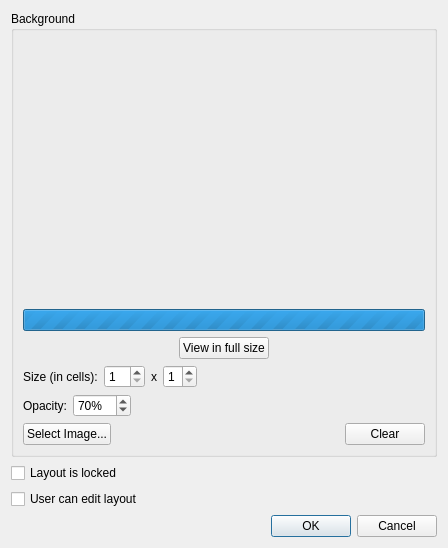
The window that client/src/ui/dialogs/layout_settings_dialog.ui (networkoptix/nx_open) describes before a commit, drawn with Qt 5.
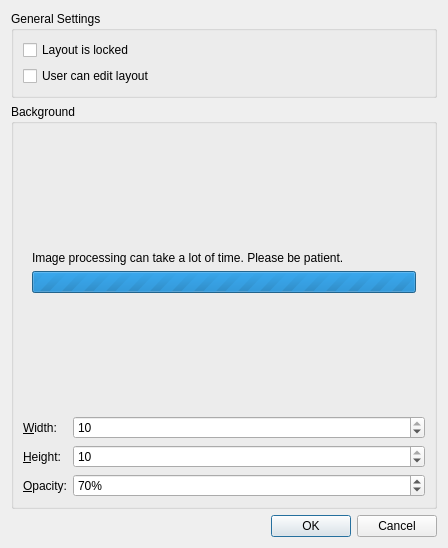
The same window after the commit. The open tabs and pages were chosen to show the change. Icons and pictures are not drawn.

Commit message:
Layout settings dialog improved
<==== Mercurial data ====>
Branch: master

What changed in the file:
```diff
--- a/client/src/ui/dialogs/layout_settings_dialog.ui
+++ b/client/src/ui/dialogs/layout_settings_dialog.ui
@@ -13,16 +13,43 @@
   <property name="windowTitle">
    <string>Dialog</string>
   </property>
+  <layout class="QVBoxLayout" name="verticalLayout_5">
+   <item>
+    <widget class="QGroupBox" name="generalGroupBox">
+     <property name="title">
+      <string>General Settings</string>
+     </property>
   <layout class="QVBoxLayout" name="verticalLayout_2">
-   <property name="sizeConstraint">
-    <enum>QLayout::SetDefaultConstraint</enum>
-   </property>
+      <item>
+       <widget class="QCheckBox" name="lockedCheckBox">
+        <property name="text">
+         <string>Layout is locked</string>
+        </property>
+       </widget>
+      </item>
+      <item>
+       <widget class="QCheckBox" name="userCanEditCheckBox">
+        <property name="text">
+         <string>User can edit layout</string>
+        </property>
+       </widget>
+      </item>
+     </layout>
+    </widget>
+   </item>
    <item>
     <widget class="QGroupBox" name="backgroundGroupBox">
      <property name="title">
       <string>Background</string>
      </property>
-     <layout class="QVBoxLayout" name="verticalLayout">
+     <layout class="QVBoxLayout" name="verticalLayout_4">
+      <item>
+       <widget class="QStackedWidget" name="stackedWidget">
+        <property name="currentIndex">
+         <number>0</number>
+        </property>
+        <widget class="QWidget" name="page">
+         <layout class="QHBoxLayout" name="horizontalLayout" stretch="1,0">
       <item>
        <widget class="QLabel" name="imageLabel">
         <property name="sizePolicy">
@@ -43,41 +70,41 @@
        </widget>
       </item>
       <item>
-       <widget class="QProgressBar" name="progressBar">
-        <property name="maximum">
-         <number>0</number>
-        </property>
-        <property name="value">
-         <number>-1</number>
-        </property>
-        <property name="format">
-         <string/>
-        </property>
-       </widget>
-      </item>
+           <widget class="QFrame" name="verticalFrame">
+            <property name="frameShape">
+             <enum>QFrame::Panel</enum>
+            </property>
+            <property name="frameShadow">
+             <enum>QFrame::Sunken</enum>
+            </property>
+            <property name="lineWidth">
+             <number>1</number>
+            </property>
+            <layout class="QVBoxLayout" name="verticalLayout">
       <item>
-       <layout class="QHBoxLayout" name="horizontalLayout_2">
-        <item>
-         <spacer name="horizontalSpacer_2">
+              <spacer name="verticalSpacer_4">
           <property name="orientation">
-           <enum>Qt::Horizontal</enum>
+                <enum>Qt::Vertical</enum>
           </property>
           <property name="sizeHint" stdset="0">
            <size>
-            <width>40</width>
-            <height>20</height>
+                 <width>20</width>
+                 <height>40</height>
            </size>
           </property>
          </spacer>
         </item>
+             <item>
+              <widget class="QPushButton" name="selectButton">
+               <property name="text">
+                <string>Browse...</string>
+               </property>
+              </widget>
+             </item>
         <item>
          <widget class="QPushButton" name="viewButton">
           <property name="text">
-           <string>View in full size</string>
-          </property>
-          <property name="icon">
-           <iconset>
-            <normaloff>:/skin/item/search.png</normaloff>:/skin/item/search.png</iconset>
+                <string>View...</string>
           </property>
           <property name="iconSize">
            <size>
@@ -88,92 +115,154 @@
          </widget>
         </item>
         <item>
-         <spacer name="horizontalSpacer_3">
+              <widget class="QPushButton" name="clearButton">
+               <property name="text">
+                <string>Clear</string>
+               </property>
+              </widget>
+             </item>
+             <item>
+              <spacer name="verticalSpacer_3">
           <property name="orientation">
-           <enum>Qt::Horizontal</enum>
+                <enum>Qt::Vertical</enum>
           </property>
           <property name="sizeHint" stdset="0">
            <size>
-            <width>40</width>
-            <height>20</height>
+                 <width>20</width>
+                 <height>40</height>
            </size>
           </property>
          </spacer>
         </item>
        </layout>
-      </item>
+           </widget>
+          </item>
+         </layout>
+        </widget>
+        <widget class="QWidget" name="page_2">
+         <layout class="QVBoxLayout" name="verticalLayout_3">
       <item>
-       <layout class="QHBoxLayout" name="horizontalLayout">
+           <spacer name="verticalSpacer_2">
+            <property name="orientation">
+             <enum>Qt::Vertical</enum>
+            </property>
+            <property name="sizeHint" stdset="0">
+             <size>
+              <width>20</width>
+              <height>40</height>
+             </size>
+            </property>
+           </spacer>
+          </item>
         <item>
-         <widget class="QLabel" name="label_2">
+           <widget class="QLabel" name="label">
           <property name="text">
-           <string>Size (in cells):</string>
-          </property>
+             <string>Image processing can take a lot of time. Please be patient.</string>
+            </property>
+            <property name="wordWrap">
+             <bool>true</bool>
+            </property>
          </widget>
         </item>
         <item>
+           <widget class="QProgressBar" name="progressBar">
+            <property name="maximum">
+             <number>0</number>
+            </property>
+            <property name="value">
+             <number>-1</number>
+            </property>
+            <property name="format">
+             <string/>
+            </property>
+           </widget>
+          </item>
+          <item>
+           <spacer name="verticalSpacer">
+            <property name="orientation">
+             <enum>Qt::Vertical</enum>
+            </property>
+            <property name="sizeHint" stdset="0">
+             <size>
+              <width>20</width>
+              <height>40</height>
+             </size>
+            </property>
+           </spacer>
+          </item>
+         </layout>
+        </widget>
+       </widget>
+      </item>
+      <item>
+       <layout class="QFormLayout" name="formLayout">
+        <property name="fieldGrowthPolicy">
+         <enum>QFormLayout::AllNonFixedFieldsGrow</enum>
+        </property>
+        <item row="0" column="0">
+         <widget class="QLabel" name="widthLabel">
+          <property name="text">
+           <string>&amp;Width:</string>
+          </property>
+          <property name="buddy">
+           <cstring>widthSpinBox</cstring>
+          </property>
+         </widget>
+        </item>
+        <item row="0" column="1">
          <widget class="QSpinBox" name="widthSpinBox">
           <property name="minimum">
            <number>1</number>
           </property>
           <property name="maximum">
-           <number>16</number>
+           <number>10</number>
+          </property>
+          <property name="value">
+           <number>10</number>
           </property>
          </widget>
         </item>
-        <item>
-         <widget class="QLabel" name="label_3">
+        <item row="1" column="0">
+         <widget class="QLabel" name="heightLabel">
           <property name="text">
-           <string notr="true">x</string>
+           <string>&amp;Height:</string>
+          </property>
+          <property name="buddy">
+           <cstring>heightSpinBox</cstring>
           </property>
          </widget>
         </item>
-        <item>
+        <item row="1" column="1">
          <widget class="QSpinBox" name="heightSpinBox">
           <property name="minimum">
            <number>1</number>
           </property>
           <property name="maximum">
-           <number>9</number>
+           <number>10</number>
           </property>
-         </widget>
-        </item>
-        <item>
-         <spacer name="horizontalSpacer">
-          <property name="orientation">
-           <enum>Qt::Horizontal</enum>
+          <property name="value">
+           <number>10</number>
           </property>
-          <property name="sizeHint" stdset="0">
-           <size>
-            <width>40</width>
-            <height>20</height>
-           </size>
-          </property>
-         </spacer>
-        </item>
-        <item>
-         <widget class="QLabel" name="estimateLabel">
-          <property name="text">
-           <string/>
-          </property>
          </widget>
         </item>
-       </layout>
-      </item>
-      <item>
-       <layout class="QHBoxLayout" name="horizontalLayout_4">
-        <item>
+        <item row="2" column="0">
          <widget class="QLabel" name="opacityLabel">
           <property name="text">
-           <string>Opacity:</string>
+           <string>&amp;Opacity:</string>
+          </property>
+          <property name="buddy">
+           <cstring>opacitySpinBox</cstring>
           </property>
          </widget>
         </item>
-        <item>
+        <item row="2" column="1">
          <widget class="QSpinBox" name="opacitySpinBox">
           <property name="suffix">
            <string>%</string>
           </property>
+          <property name="minimum">
+           <number>1</number>
+          </property>
           <property name="maximum">
            <number>100</number>
           </property>
@@ -185,67 +274,9 @@
           </property>
          </widget>
         </item>
-        <item>
-         <spacer name="horizontalSpacer_5">
-          <property name="orientation">
-           <enum>Qt::Horizontal</enum>
-          </property>
-          <property name="sizeHint" stdset="0">
-           <size>
-            <width>40</width>
-            <height>20</height>
-           </size>
-          </property>
-         </spacer>
-        </item>
        </layout>
       </item>
-      <item>
-       <layout class="QHBoxLayout" name="horizontalLayout_3">
-        <item>
-         <widget class="QPushButton" name="selectButton">
-          <property name="text">
-           <string>Select Image...</string>
-          </property>
-         </widget>
-        </item>
-        <item>
-         <spacer name="horizontalSpacer_4">
-          <property name="orientation">
-           <enum>Qt::Horizontal</enum>
-          </property>
-          <property name="sizeHint" stdset="0">
-           <size>
-            <width>40</width>
-            <height>20</height>
-           </size>
-          </property>
-         </spacer>
-        </item>
-        <item>
-         <widget class="QPushButton" name="clearButton">
-          <property name="text">
-           <string>Clear</string>
-          </property>
-         </widget>
-        </item>
-       </layout>
-      </item>
-     </layout>
-    </widget>
-   </item>
-   <item>
-    <widget class="QCheckBox" name="lockedCheckBox">
-     <property name="text">
-      <string>Layout is locked</string>
-     </property>
-    </widget>
-   </item>
-   <item>
-    <widget class="QCheckBox" name="userCanEditCheckBox">
-     <property name="text">
-      <string>User can edit layout</string>
-     </property>
+     </layout>
     </widget>
    </item>
    <item>
```
Left out of the diff: 17 changed lines with no effect on the pictures. Lines whose indentation alone changed are shown as unchanged. The commit also changes 7 other files.
